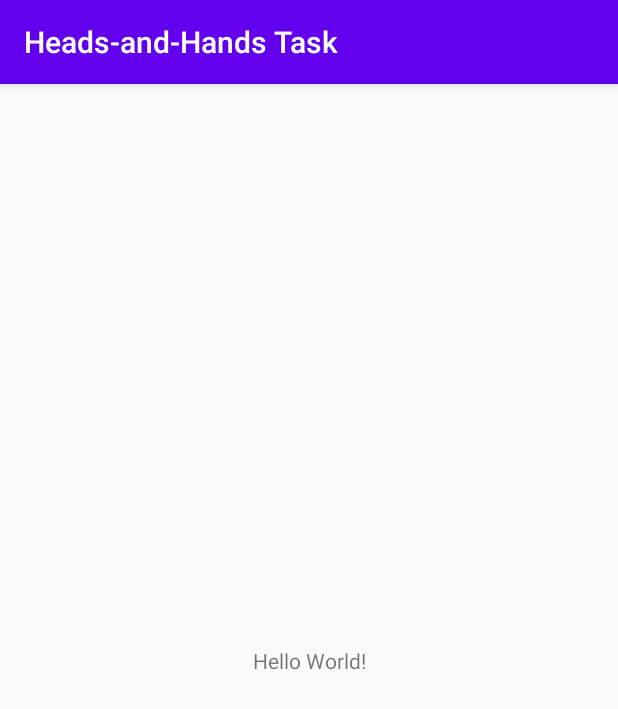
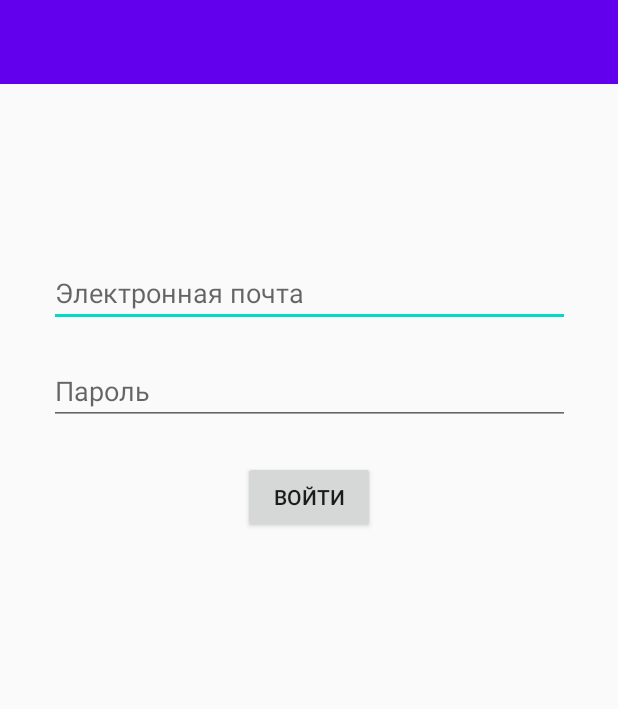
Before and after one commit to Arantier/Heads-and-Hands-Task, an Android app: the screen it shows after launch (MainActivity), on a phone screen of 412 x 824 dp. Shown: the top 709 px of the screen. Run offline under Robolectric (Android 15) with nearby library versions, the phone set to English and light mode, and no system bars.

Commit message:
Created basic visual

```diff
--- a/app/src/main/AndroidManifest.xml
+++ b/app/src/main/AndroidManifest.xml
@@ -9,7 +9,8 @@
         android:roundIcon="@mipmap/ic_launcher_round"
         android:supportsRtl="true"
         android:theme="@style/AppTheme">
-        <activity android:name=".MainActivity">
+        <activity android:name=".MainActivity"
+            android:windowSoftInputMode="adjustResize">
             <intent-filter>
                 <action android:name="android.intent.action.MAIN" />
 
--- a/app/src/main/res/layout/activity_main.xml
+++ b/app/src/main/res/layout/activity_main.xml
@@ -6,13 +6,55 @@
     android:layout_height="match_parent"
     tools:context=".MainActivity">
 
-    <TextView
+    <androidx.appcompat.widget.Toolbar
+        android:id="@+id/toolbar"
+        android:layout_width="0dp"
+        android:layout_height="@dimen/toolbar_height"
+        android:background="?attr/colorPrimary"
+        android:minHeight="?attr/actionBarSize"
+        android:theme="?attr/actionBarTheme"
+        app:layout_constraintEnd_toEndOf="parent"
+        app:layout_constraintStart_toStartOf="parent"
+        app:layout_constraintTop_toTopOf="parent" />
+
+    <EditText
+        android:id="@+id/editTextTextEmail"
+        android:layout_width="347dp"
+        android:layout_height="wrap_content"
+        android:layout_marginTop="@dimen/email_padding_top"
+        android:ems="10"
+        android:hint="@string/title_email_placeholder"
+        android:inputType="textEmailAddress"
+        app:layout_constraintBottom_toTopOf="@+id/editTextPassword"
+        app:layout_constraintEnd_toEndOf="parent"
+        app:layout_constraintStart_toStartOf="parent"
+        app:layout_constraintTop_toBottomOf="@+id/toolbar"
+        app:layout_constraintVertical_bias="0.17000002"
+        app:layout_constraintVertical_chainStyle="packed" />
+
+    <EditText
+        android:id="@+id/editTextPassword"
+        android:layout_width="347dp"
+        android:layout_height="wrap_content"
+        android:ems="10"
+        android:inputType="textPassword"
+        android:layout_marginTop="@dimen/input_fields_padding_inbetween"
+        android:hint="@string/title_password_placeholder"
+        app:layout_constraintBottom_toTopOf="@+id/buttonLogin"
+        app:layout_constraintEnd_toEndOf="parent"
+        app:layout_constraintStart_toStartOf="parent"
+        app:layout_constraintTop_toBottomOf="@+id/editTextTextEmail" />
+
+    <Button
+        android:id="@+id/buttonLogin"
         android:layout_width="wrap_content"
         android:layout_height="wrap_content"
-        android:text="Hello World!"
+        android:text="@string/title_login_button"
+        android:layout_marginTop="@dimen/login_button_padding_top"
+        android:layout_marginBottom="@dimen/login_button_padding_bottom"
         app:layout_constraintBottom_toBottomOf="parent"
-        app:layout_constraintLeft_toLeftOf="parent"
-        app:layout_constraintRight_toRightOf="parent"
-        app:layout_constraintTop_toTopOf="parent" />
+        app:layout_constraintEnd_toEndOf="parent"
+        app:layout_constraintStart_toStartOf="parent"
+        app:layout_constraintTop_toBottomOf="@+id/editTextPassword" />
 
 </androidx.constraintlayout.widget.ConstraintLayout>
--- /dev/null
+++ b/app/src/main/res/values/dimens.xml
@@ -0,0 +1,9 @@
+<?xml version="1.0" encoding="utf-8"?>
+<resources>
+    <dimen name="toolbar_height">56dp</dimen>
+    <dimen name="email_padding_top">24dp</dimen>
+    <dimen name="input_fields_padding_inbetween">20dp</dimen>
+    <dimen name="login_button_padding_top">24dp</dimen>
+    <dimen name="login_button_padding_bottom">18dp</dimen>
+    <dimen name="login_elements_margin_horizontal">32dp</dimen>
+</resources>
--- a/app/src/main/res/values/strings.xml
+++ b/app/src/main/res/values/strings.xml
@@ -1,3 +1,8 @@
 <resources>
     <string name="app_name">Heads-and-Hands Task</string>
+    <string name="title_login_screen">Авторизация</string>
+    <string name="title_email_placeholder">Электронная почта</string>
+    <string name="title_password_placeholder">Пароль</string>
+    <string name="title_login_button">Войти</string>
+
 </resources>
--- a/app/src/main/res/values/styles.xml
+++ b/app/src/main/res/values/styles.xml
@@ -1,6 +1,6 @@
 <resources>
     <!-- Base application theme. -->
-    <style name="AppTheme" parent="Theme.AppCompat.Light.DarkActionBar">
+    <style name="AppTheme" parent="Theme.AppCompat.Light.NoActionBar">
         <!-- Customize your theme here. -->
         <item name="colorPrimary">@color/colorPrimary</item>
         <item name="colorPrimaryDark">@color/colorPrimaryDark</item>
```
